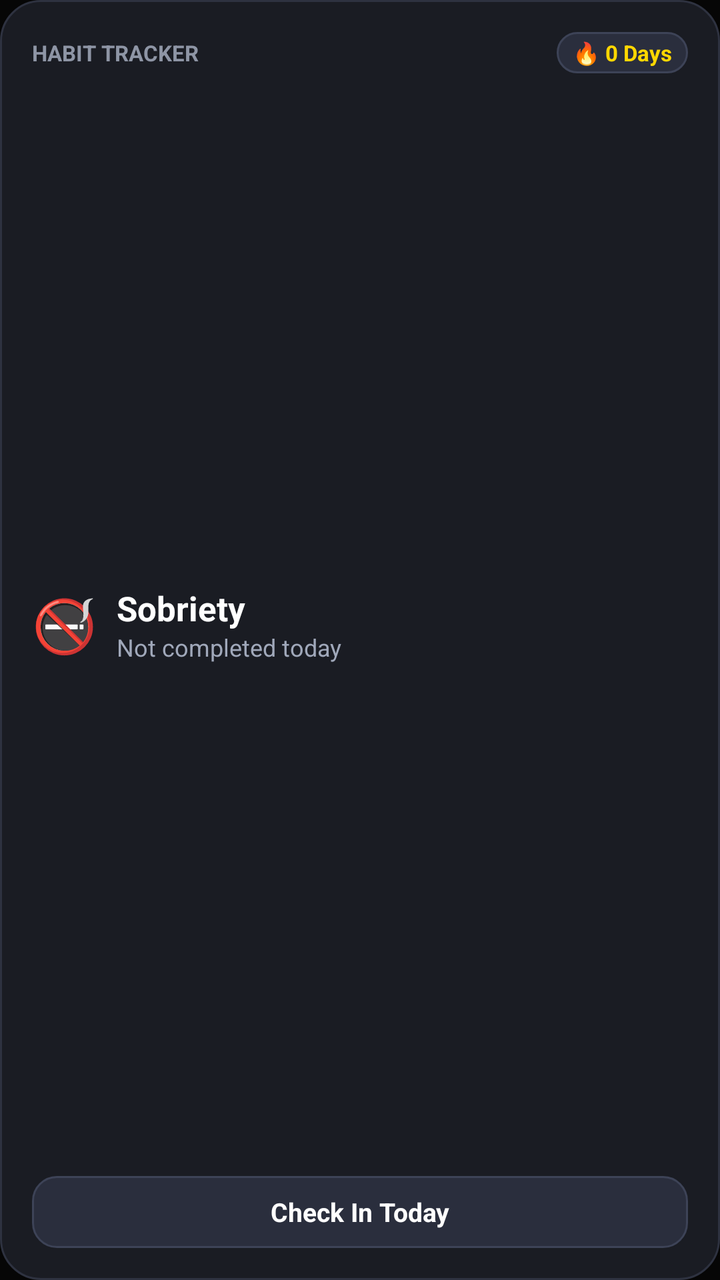
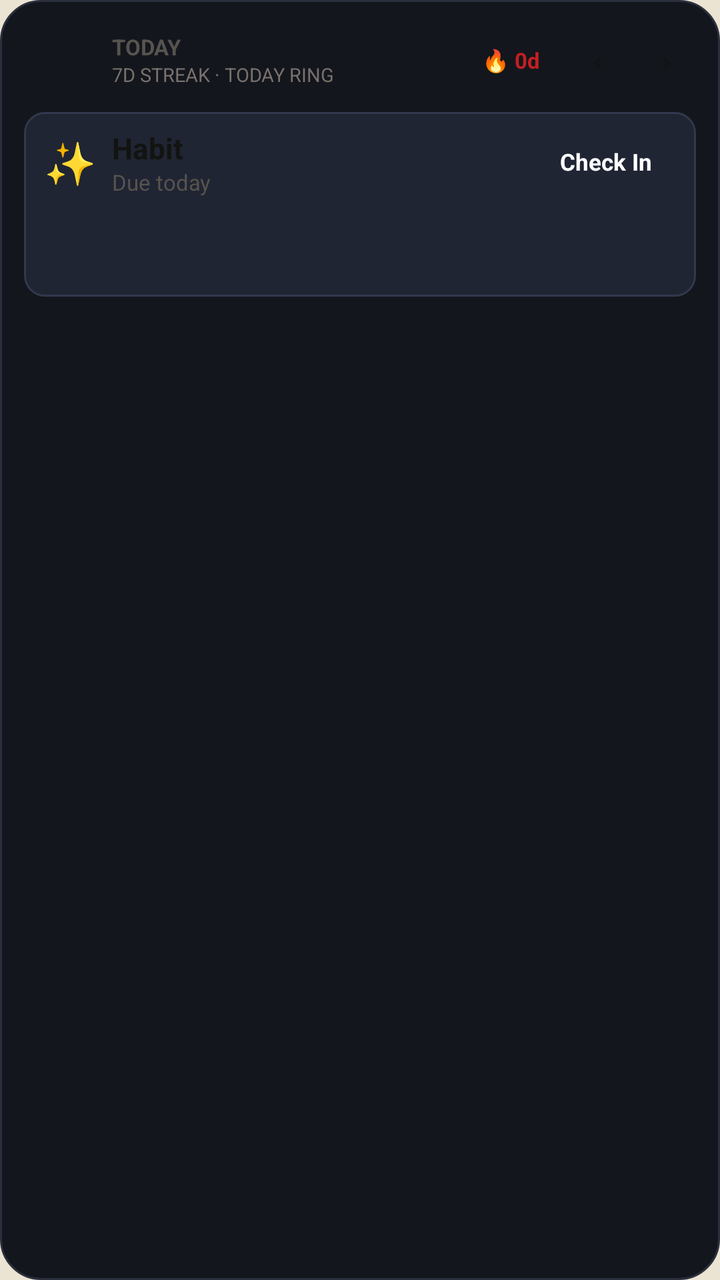

Compare the two renders of this Android layout. The source of the first and the diff that turns it into the second are given below.
<!-- AndroidManifest.xml: application theme Theme.MyApplication -->
<!-- res/layout/widget_habit_today.xml -->
<?xml version="1.0" encoding="utf-8"?>
<LinearLayout xmlns:android="http://schemas.android.com/apk/res/android"
    android:id="@+id/widget_root"
    android:layout_width="match_parent"
    android:layout_height="match_parent"
    android:background="@drawable/widget_background"
    android:orientation="vertical"
    android:padding="16dp">

    
    <LinearLayout
        android:layout_width="match_parent"
        android:layout_height="wrap_content"
        android:gravity="center_vertical"
        android:orientation="horizontal">

        <TextView
            android:id="@+id/widget_app_label"
            android:layout_width="0dp"
            android:layout_height="wrap_content"
            android:layout_weight="1"
            android:text="HABIT TRACKER"
            android:textColor="#8E95A5"
            android:textSize="11sp"
            android:textStyle="bold" />

        <TextView
            android:id="@+id/widget_habit_streak"
            android:layout_width="wrap_content"
            android:layout_height="wrap_content"
            android:background="@drawable/widget_button_bg"
            android:paddingStart="8dp"
            android:paddingTop="3dp"
            android:paddingEnd="8dp"
            android:paddingBottom="3dp"
            android:text="🔥 0 Days"
            android:textColor="#FFD700"
            android:textSize="11sp"
            android:textStyle="bold" />
    </LinearLayout>

    <View
        android:layout_width="match_parent"
        android:layout_height="0dp"
        android:layout_weight="1" />

    
    <LinearLayout
        android:layout_width="match_parent"
        android:layout_height="wrap_content"
        android:gravity="center_vertical"
        android:orientation="horizontal">

        <TextView
            android:id="@+id/widget_habit_icon"
            android:layout_width="wrap_content"
            android:layout_height="wrap_content"
            android:text="🚭"
            android:textSize="26sp" />

        <LinearLayout
            android:layout_width="0dp"
            android:layout_height="wrap_content"
            android:layout_marginStart="10dp"
            android:layout_weight="1"
            android:orientation="vertical">

            <TextView
                android:id="@+id/widget_habit_title"
                android:layout_width="wrap_content"
                android:layout_height="wrap_content"
                android:ellipsize="end"
                android:maxLines="1"
                android:text="Sobriety"
                android:textColor="#FFFFFF"
                android:textSize="17sp"
                android:textStyle="bold" />

            <TextView
                android:id="@+id/widget_habit_status"
                android:layout_width="wrap_content"
                android:layout_height="wrap_content"
                android:text="Not completed today"
                android:textColor="#A0A8BA"
                android:textSize="12sp" />
        </LinearLayout>
    </LinearLayout>

    <View
        android:layout_width="match_parent"
        android:layout_height="0dp"
        android:layout_weight="1" />

    
    <TextView
        android:id="@+id/widget_btn_action"
        android:layout_width="match_parent"
        android:layout_height="36dp"
        android:background="@drawable/widget_button_bg"
        android:gravity="center"
        android:text="Check In Today"
        android:textColor="#FFFFFF"
        android:textSize="13sp"
        android:textStyle="bold" />
</LinearLayout>
<!-- resources referenced by this layout -->
<resources>
  <!-- drawable widget_background (drawable) -->
  <?xml version="1.0" encoding="utf-8"?>
  <shape xmlns:android="http://schemas.android.com/apk/res/android"
      android:shape="rectangle">
      <solid android:color="#1A1C23" />
      <corners android:radius="20dp" />
      <stroke android:width="1dp" android:color="#2E3240" />
  </shape>
  <!-- drawable widget_button_bg (drawable) -->
  <?xml version="1.0" encoding="utf-8"?>
  <shape xmlns:android="http://schemas.android.com/apk/res/android"
      android:shape="rectangle">
      <solid android:color="#2A2E3D" />
      <corners android:radius="12dp" />
      <stroke android:width="1dp" android:color="#3D4357" />
  </shape>
  <style name="Theme.MyApplication" parent="android:Theme.DeviceDefault.NoActionBar">
          <item name="android:windowBackground">@color/splash_background</item>
      </style>
  <color name="splash_background">#FF060606</color>
</resources>

<!-- the commit's change to res/layout/widget_habit_today.xml (unified diff, before → after) -->
@@ -1,105 +1,515 @@
 <?xml version="1.0" encoding="utf-8"?>
-<LinearLayout xmlns:android="http://schemas.android.com/apk/res/android"
+<FrameLayout xmlns:android="http://schemas.android.com/apk/res/android"
     android:id="@+id/widget_root"
     android:layout_width="match_parent"
-    android:layout_height="match_parent"
-    android:background="@drawable/widget_background"
-    android:orientation="vertical"
-    android:padding="16dp">
-
-    
+    android:layout_height="match_parent">
+
+    <ImageView
+        android:id="@+id/widget_bg_image"
+        android:layout_width="match_parent"
+        android:layout_height="match_parent"
+        android:contentDescription="@null"
+        android:scaleType="fitXY"
+        android:src="@drawable/widget_background" />
+
     <LinearLayout
         android:layout_width="match_parent"
-        android:layout_height="wrap_content"
-        android:gravity="center_vertical"
-        android:orientation="horizontal">
-
-        <TextView
-            android:id="@+id/widget_app_label"
-            android:layout_width="0dp"
+        android:layout_height="match_parent"
+        android:orientation="vertical"
+        android:padding="12dp">
+
+        
+        <LinearLayout
+            android:layout_width="match_parent"
             android:layout_height="wrap_content"
-            android:layout_weight="1"
-            android:text="HABIT TRACKER"
-            android:textColor="#8E95A5"
-            android:textSize="11sp"
-            android:textStyle="bold" />
-
-        <TextView
-            android:id="@+id/widget_habit_streak"
-            android:layout_width="wrap_content"
+            android:gravity="center_vertical"
+            android:orientation="horizontal">
+
+            <ImageView
+                android:id="@+id/widget_today_ring"
+                android:layout_width="36dp"
+                android:layout_height="36dp"
+                android:layout_marginEnd="8dp"
+                android:contentDescription="@null"
+                android:scaleType="fitCenter" />
+
+            <LinearLayout
+                android:layout_width="0dp"
+                android:layout_height="wrap_content"
+                android:layout_weight="1"
+                android:orientation="vertical">
+
+                <TextView
+                    android:id="@+id/widget_app_label"
+                    android:layout_width="match_parent"
+                    android:layout_height="wrap_content"
+                    android:ellipsize="end"
+                    android:maxLines="1"
+                    android:text="@string/widget_default_today"
+                    android:textColor="#57534E"
+                    android:textSize="11sp"
+                    android:textStyle="bold" />
+
+                <TextView
+                    android:id="@+id/widget_checklist_caption"
+                    android:layout_width="match_parent"
+                    android:layout_height="wrap_content"
+                    android:ellipsize="end"
+                    android:maxLines="1"
+                    android:text="@string/widget_caption_default"
+                    android:textColor="#78716C"
+                    android:textSize="9.5sp" />
+            </LinearLayout>
+
+            <FrameLayout
+                android:layout_width="wrap_content"
+                android:layout_height="wrap_content"
+                android:layout_marginStart="6dp"
+                android:layout_marginEnd="5dp">
+
+                <ImageView
+                    android:id="@+id/widget_streak_bg"
+                    android:layout_width="match_parent"
+                    android:layout_height="match_parent"
+                    android:contentDescription="@null"
+                    android:scaleType="fitXY"
+                    android:src="@drawable/widget_pill_nav_bg" />
+
+                <TextView
+                    android:id="@+id/widget_habit_streak"
+                    android:layout_width="wrap_content"
+                    android:layout_height="wrap_content"
+                    android:gravity="center"
+                    android:minHeight="28dp"
+                    android:paddingStart="9dp"
+                    android:paddingTop="4dp"
+                    android:paddingEnd="9dp"
+                    android:paddingBottom="4dp"
+                    android:text="@string/widget_default_streak"
+                    android:textColor="#C32021"
+                    android:textSize="11sp"
+                    android:textStyle="bold" />
+            </FrameLayout>
+
+            <FrameLayout
+                android:id="@+id/widget_prev_container"
+                android:layout_width="wrap_content"
+                android:layout_height="wrap_content">
+
+                <ImageView
+                    android:id="@+id/widget_prev_bg"
+                    android:layout_width="match_parent"
+                    android:layout_height="match_parent"
+                    android:contentDescription="@null"
+                    android:scaleType="fitXY"
+                    android:src="@drawable/widget_pill_nav_bg" />
+
+                <TextView
+                    android:id="@+id/widget_btn_prev"
+                    android:layout_width="wrap_content"
+                    android:layout_height="wrap_content"
+                    android:contentDescription="@string/widget_prev_habit"
+                    android:gravity="center"
+                    android:minWidth="30dp"
+                    android:minHeight="28dp"
+                    android:paddingHorizontal="7dp"
+                    android:text="@string/widget_default_prev"
+                    android:textColor="#131311"
+                    android:textSize="15sp"
+                    android:textStyle="bold" />
+            </FrameLayout>
+
+            <FrameLayout
+                android:id="@+id/widget_next_container"
+                android:layout_width="wrap_content"
+                android:layout_height="wrap_content"
+                android:layout_marginStart="4dp">
+
+                <ImageView
+                    android:id="@+id/widget_next_bg"
+                    android:layout_width="match_parent"
+                    android:layout_height="match_parent"
+                    android:contentDescription="@null"
+                    android:scaleType="fitXY"
+                    android:src="@drawable/widget_pill_nav_bg" />
+
+                <TextView
+                    android:id="@+id/widget_btn_next"
+                    android:layout_width="wrap_content"
+                    android:layout_height="wrap_content"
+                    android:contentDescription="@string/widget_next_habit"
+                    android:gravity="center"
+                    android:minWidth="30dp"
+                    android:minHeight="28dp"
+                    android:paddingHorizontal="7dp"
+                    android:text="@string/widget_default_next"
+                    android:textColor="#131311"
+                    android:textSize="15sp"
+                    android:textStyle="bold" />
+            </FrameLayout>
+        </LinearLayout>
+
+        
+        <FrameLayout
+            android:layout_width="match_parent"
             android:layout_height="wrap_content"
-            android:background="@drawable/widget_button_bg"
-            android:paddingStart="8dp"
-            android:paddingTop="3dp"
-            android:paddingEnd="8dp"
-            android:paddingBottom="3dp"
-            android:text="🔥 0 Days"
-            android:textColor="#FFD700"
-            android:textSize="11sp"
-            android:textStyle="bold" />
-    </LinearLayout>
-
-    <View
-        android:layout_width="match_parent"
-        android:layout_height="0dp"
-        android:layout_weight="1" />
-
-    
-    <LinearLayout
-        android:layout_width="match_parent"
-        android:layout_height="wrap_content"
-        android:gravity="center_vertical"
-        android:orientation="horizontal">
-
-        <TextView
-            android:id="@+id/widget_habit_icon"
-            android:layout_width="wrap_content"
+            android:layout_marginTop="8dp">
+
+            <ImageView
+                android:id="@+id/widget_hero_bg"
+                android:layout_width="match_parent"
+                android:layout_height="match_parent"
+                android:contentDescription="@null"
+                android:scaleType="fitXY"
+                android:src="@drawable/widget_pill_nav_bg" />
+
+            <LinearLayout
+                android:layout_width="match_parent"
+                android:layout_height="wrap_content"
+                android:orientation="vertical"
+                android:paddingHorizontal="10dp"
+                android:paddingVertical="8dp">
+
+                <LinearLayout
+                    android:layout_width="match_parent"
+                    android:layout_height="wrap_content"
+                    android:gravity="center_vertical"
+                    android:orientation="horizontal">
+
+                    <TextView
+                        android:id="@+id/widget_habit_icon"
+                        android:layout_width="wrap_content"
+                        android:layout_height="wrap_content"
+                        android:text="@string/widget_default_icon"
+                        android:textSize="21sp" />
+
+                    <LinearLayout
+                        android:layout_width="0dp"
+                        android:layout_height="wrap_content"
+                        android:layout_marginStart="8dp"
+                        android:layout_marginEnd="8dp"
+                        android:layout_weight="1"
+                        android:orientation="vertical">
+
+                        <TextView
+                            android:id="@+id/widget_habit_title"
+                            android:layout_width="wrap_content"
+                            android:layout_height="wrap_content"
+                            android:ellipsize="end"
+                            android:maxLines="1"
+                            android:text="@string/widget_default_title"
+                            android:textColor="#131311"
+                            android:textSize="14.5sp"
+                            android:textStyle="bold" />
+
+                        <TextView
+                            android:id="@+id/widget_habit_status"
+                            android:layout_width="wrap_content"
+                            android:layout_height="wrap_content"
+                            android:ellipsize="end"
+                            android:maxLines="1"
+                            android:text="@string/widget_default_status"
+                            android:textColor="#57534E"
+                            android:textSize="11sp" />
+                    </LinearLayout>
+
+                    <FrameLayout
+                        android:id="@+id/widget_action_container"
+                        android:layout_width="wrap_content"
+                        android:layout_height="wrap_content"
+                        android:minHeight="34dp">
+
+                        <ImageView
+                            android:id="@+id/widget_action_bg"
+                            android:layout_width="match_parent"
+                            android:layout_height="match_parent"
+                            android:contentDescription="@null"
+                            android:scaleType="fitXY"
+                            android:src="@drawable/widget_button_bg" />
+
+                        <TextView
+                            android:id="@+id/widget_btn_action"
+                            android:layout_width="wrap_content"
+                            android:layout_height="wrap_content"
+                            android:ellipsize="end"
+                            android:gravity="center"
+                            android:maxLines="1"
+                            android:minHeight="34dp"
+                            android:paddingHorizontal="12dp"
+                            android:paddingVertical="6dp"
+                            android:text="@string/widget_check_in"
+                            android:textColor="#FFFFFF"
+                            android:textSize="11.5sp"
+                            android:textStyle="bold" />
+                    </FrameLayout>
+                </LinearLayout>
+
+                
+                <ImageView
+                    android:id="@+id/widget_streak_strip"
+                    android:layout_width="match_parent"
+                    android:layout_height="24dp"
+                    android:layout_marginTop="7dp"
+                    android:contentDescription="@null"
+                    android:scaleType="fitXY" />
+
+                
+                <ImageView
+                    android:id="@+id/widget_progress"
+                    android:layout_width="match_parent"
+                    android:layout_height="6dp"
+                    android:layout_marginTop="5dp"
+                    android:contentDescription="@null"
+                    android:scaleType="fitXY" />
+            </LinearLayout>
+        </FrameLayout>
+
+        
+        <LinearLayout
+            android:id="@+id/widget_checklist_container"
+            android:layout_width="match_parent"
             android:layout_height="wrap_content"
-            android:text="🚭"
-            android:textSize="26sp" />
-
-        <LinearLayout
-            android:layout_width="0dp"
-            android:layout_height="wrap_content"
-            android:layout_marginStart="10dp"
-            android:layout_weight="1"
+            android:layout_marginTop="7dp"
             android:orientation="vertical">
 
-            <TextView
-                android:id="@+id/widget_habit_title"
-                android:layout_width="wrap_content"
-                android:layout_height="wrap_content"
-                android:ellipsize="end"
-                android:maxLines="1"
-                android:text="Sobriety"
-                android:textColor="#FFFFFF"
-                android:textSize="17sp"
-                android:textStyle="bold" />
-
-            <TextView
-                android:id="@+id/widget_habit_status"
-                android:layout_width="wrap_content"
-                android:layout_height="wrap_content"
-                android:text="Not completed today"
-                android:textColor="#A0A8BA"
-                android:textSize="12sp" />
+            
+            <FrameLayout
+                android:id="@+id/widget_row_0"
+                android:layout_width="match_parent"
+                android:layout_height="wrap_content"
+                android:layout_marginBottom="4dp"
+                android:visibility="gone">
+
+                <ImageView
+                    android:id="@+id/widget_row_0_bg"
+                    android:layout_width="match_parent"
+                    android:layout_height="match_parent"
+                    android:contentDescription="@null"
+                    android:scaleType="fitXY"
+                    android:src="@drawable/widget_pill_nav_bg" />
+
+                <LinearLayout
+                    android:layout_width="match_parent"
+                    android:layout_height="wrap_content"
+                    android:gravity="center_vertical"
+                    android:orientation="horizontal"
+                    android:paddingStart="9dp"
+                    android:paddingTop="4dp"
+                    android:paddingEnd="5dp"
+                    android:paddingBottom="4dp">
+
+                    <TextView
+                        android:id="@+id/widget_row_0_icon"
+                        android:layout_width="wrap_content"
+                        android:layout_height="wrap_content"
+                        android:textSize="13.5sp" />
+
+                    <TextView
+                        android:id="@+id/widget_row_0_title"
+                        android:layout_width="0dp"
+                        android:layout_height="wrap_content"
+                        android:layout_marginStart="6dp"
+                        android:layout_marginEnd="6dp"
+                        android:layout_weight="1"
+                        android:ellipsize="end"
+                        android:maxLines="1"
+                        android:textSize="11.5sp"
+                        android:textStyle="bold" />
+
+                    <TextView
+                        android:id="@+id/widget_row_0_meta"
+                        android:layout_width="wrap_content"
+                        android:layout_height="wrap_content"
+                        android:layout_marginEnd="6dp"
+                        android:maxLines="1"
+                        android:textSize="10sp"
+                        android:textStyle="bold" />
+
+                    <FrameLayout
+                        android:layout_width="wrap_content"
+                        android:layout_height="wrap_content">
+
+                        <ImageView
+                            android:id="@+id/widget_row_0_btn_bg"
+                            android:layout_width="match_parent"
+                            android:layout_height="match_parent"
+                            android:contentDescription="@null"
+                            android:scaleType="fitXY"
+                            android:src="@drawable/widget_pill_nav_bg" />
+
+                        <TextView
+                            android:id="@+id/widget_row_0_btn"
+                            android:layout_width="wrap_content"
+                            android:layout_height="wrap_content"
+                            android:gravity="center"
+                            android:minWidth="32dp"
+                            android:minHeight="24dp"
+                            android:paddingHorizontal="8dp"
+                            android:text="@string/widget_row_add"
+                            android:textSize="11.5sp"
+                            android:textStyle="bold" />
+                    </FrameLayout>
+                </LinearLayout>
+            </FrameLayout>
+
+            
+            <FrameLayout
+                android:id="@+id/widget_row_1"
+                android:layout_width="match_parent"
+                android:layout_height="wrap_content"
+                android:layout_marginBottom="4dp"
+                android:visibility="gone">
+
+                <ImageView
+                    android:id="@+id/widget_row_1_bg"
+                    android:layout_width="match_parent"
+                    android:layout_height="match_parent"
+                    android:contentDescription="@null"
+                    android:scaleType="fitXY"
+                    android:src="@drawable/widget_pill_nav_bg" />
+
+                <LinearLayout
+                    android:layout_width="match_parent"
+                    android:layout_height="wrap_content"
+                    android:gravity="center_vertical"
+                    android:orientation="horizontal"
+                    android:paddingStart="9dp"
+                    android:paddingTop="4dp"
+                    android:paddingEnd="5dp"
+                    android:paddingBottom="4dp">
+
+                    <TextView
+                        android:id="@+id/widget_row_1_icon"
+                        android:layout_width="wrap_content"
+                        android:layout_height="wrap_content"
+                        android:textSize="13.5sp" />
+
+                    <TextView
+                        android:id="@+id/widget_row_1_title"
+                        android:layout_width="0dp"
+                        android:layout_height="wrap_content"
+                        android:layout_marginStart="6dp"
+                        android:layout_marginEnd="6dp"
+                        android:layout_weight="1"
+                        android:ellipsize="end"
+                        android:maxLines="1"
+                        android:textSize="11.5sp"
+                        android:textStyle="bold" />
+
+                    <TextView
+                        android:id="@+id/widget_row_1_meta"
+                        android:layout_width="wrap_content"
+                        android:layout_height="wrap_content"
+                        android:layout_marginEnd="6dp"
+                        android:maxLines="1"
+                        android:textSize="10sp"
+                        android:textStyle="bold" />
+
+                    <FrameLayout
+                        android:layout_width="wrap_content"
+                        android:layout_height="wrap_content">
+
+                        <ImageView
+                            android:id="@+id/widget_row_1_btn_bg"
+                            android:layout_width="match_parent"
+                            android:layout_height="match_parent"
+                            android:contentDescription="@null"
+                            android:scaleType="fitXY"
+                            android:src="@drawable/widget_pill_nav_bg" />
+
+                        <TextView
+                            android:id="@+id/widget_row_1_btn"
+                            android:layout_width="wrap_content"
+                            android:layout_height="wrap_content"
+                            android:gravity="center"
+                            android:minWidth="32dp"
+                            android:minHeight="24dp"
+                            android:paddingHorizontal="8dp"
+                            android:text="@string/widget_row_add"
+                            android:textSize="11.5sp"
+                            android:textStyle="bold" />
+                    </FrameLayout>
+                </LinearLayout>
+            </FrameLayout>
+
+            
+            <FrameLayout
+                android:id="@+id/widget_row_2"
+                android:layout_width="match_parent"
+                android:layout_height="wrap_content"
+                android:visibility="gone">
+
+                <ImageView
+                    android:id="@+id/widget_row_2_bg"
+                    android:layout_width="match_parent"
+                    android:layout_height="match_parent"
+                    android:contentDescription="@null"
+                    android:scaleType="fitXY"
+                    android:src="@drawable/widget_pill_nav_bg" />
+
+                <LinearLayout
+                    android:layout_width="match_parent"
+                    android:layout_height="wrap_content"
+                    android:gravity="center_vertical"
+                    android:orientation="horizontal"
+                    android:paddingStart="9dp"
+                    android:paddingTop="4dp"
+                    android:paddingEnd="5dp"
+                    android:paddingBottom="4dp">
+
+                    <TextView
+                        android:id="@+id/widget_row_2_icon"
+                        android:layout_width="wrap_content"
+                        android:layout_height="wrap_content"
+                        android:textSize="13.5sp" />
+
+                    <TextView
+                        android:id="@+id/widget_row_2_title"
+                        android:layout_width="0dp"
+                        android:layout_height="wrap_content"
+                        android:layout_marginStart="6dp"
+                        android:layout_marginEnd="6dp"
+                        android:layout_weight="1"
+                        android:ellipsize="end"
+                        android:maxLines="1"
+                        android:textSize="11.5sp"
+                        android:textStyle="bold" />
+
+                    <TextView
+                        android:id="@+id/widget_row_2_meta"
+                        android:layout_width="wrap_content"
+                        android:layout_height="wrap_content"
+                        android:layout_marginEnd="6dp"
+                        android:maxLines="1"
+                        android:textSize="10sp"
+                        android:textStyle="bold" />
+
+                    <FrameLayout
+                        android:layout_width="wrap_content"
+                        android:layout_height="wrap_content">
+
+                        <ImageView
+                            android:id="@+id/widget_row_2_btn_bg"
+                            android:layout_width="match_parent"
+                            android:layout_height="match_parent"
+                            android:contentDescription="@null"
+                            android:scaleType="fitXY"
+                            android:src="@drawable/widget_pill_nav_bg" />
+
+                        <TextView
+                            android:id="@+id/widget_row_2_btn"
+                            android:layout_width="wrap_content"
+                            android:layout_height="wrap_content"
+                            android:gravity="center"
+                            android:minWidth="32dp"
+                            android:minHeight="24dp"
+                            android:paddingHorizontal="8dp"
+                            android:text="@string/widget_row_add"
+                            android:textSize="11.5sp"
+                            android:textStyle="bold" />
+                    </FrameLayout>
+                </LinearLayout>
+            </FrameLayout>
         </LinearLayout>
     </LinearLayout>
-
-    <View
-        android:layout_width="match_parent"
-        android:layout_height="0dp"
-        android:layout_weight="1" />
-
-    
-    <TextView
-        android:id="@+id/widget_btn_action"
-        android:layout_width="match_parent"
-        android:layout_height="36dp"
-        android:background="@drawable/widget_button_bg"
-        android:gravity="center"
-        android:text="Check In Today"
-        android:textColor="#FFFFFF"
-        android:textSize="13sp"
-        android:textStyle="bold" />
-</LinearLayout>
+</FrameLayout>
<!-- resource entries referenced after the edit -->
@@ -4,21 +4,47 @@
   <?xml version="1.0" encoding="utf-8"?>
   <shape xmlns:android="http://schemas.android.com/apk/res/android"
       android:shape="rectangle">
-      <solid android:color="#1A1C23" />
+      <solid android:color="#14161D" />
       <corners android:radius="20dp" />
-      <stroke android:width="1dp" android:color="#2E3240" />
+      <stroke
+          android:width="1dp"
+          android:color="#2A2F3D" />
   </shape>
   <!-- drawable widget_button_bg (drawable) -->
   <?xml version="1.0" encoding="utf-8"?>
   <shape xmlns:android="http://schemas.android.com/apk/res/android"
       android:shape="rectangle">
-      <solid android:color="#2A2E3D" />
-      <corners android:radius="12dp" />
-      <stroke android:width="1dp" android:color="#3D4357" />
+      <solid android:color="#272D3E" />
+      <corners android:radius="14dp" />
+      <stroke
+          android:width="1dp"
+          android:color="#3E465E" />
   </shape>
+  <!-- drawable widget_pill_nav_bg (drawable) -->
+  <?xml version="1.0" encoding="utf-8"?>
+  <shape xmlns:android="http://schemas.android.com/apk/res/android"
+      android:shape="rectangle">
+      <solid android:color="#202534" />
+      <corners android:radius="10dp" />
+      <stroke
+          android:width="1dp"
+          android:color="#32394D" />
+  </shape>
+  <string name="widget_caption_default">7D STREAK · TODAY RING</string>
+  <string name="widget_check_in">Check In</string>
+  <string name="widget_default_icon">✨</string>
+  <string name="widget_default_next">›</string>
+  <string name="widget_default_prev">‹</string>
+  <string name="widget_default_status">Due today</string>
+  <string name="widget_default_streak">🔥 0d</string>
+  <string name="widget_default_title">Habit</string>
+  <string name="widget_default_today">TODAY</string>
+  <string name="widget_next_habit">Next habit</string>
+  <string name="widget_prev_habit">Previous habit</string>
+  <string name="widget_row_add">+</string>
   <style name="Theme.MyApplication" parent="android:Theme.DeviceDefault.NoActionBar">
           <item name="android:windowBackground">@color/splash_background</item>
       </style>
-  <color name="splash_background">#FF060606</color>
+  <color name="splash_background">#FFEBE4D3</color>
 </resources>
 
